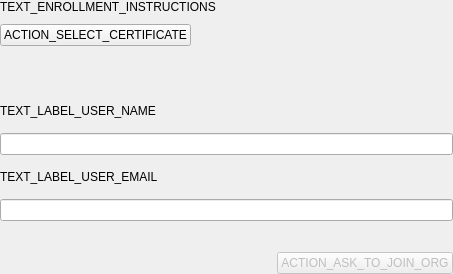
Above: parsec/core/gui/forms/enrollment_query_widget.ui from Scille/parsec-cloud before the change. Below: the same form after it.
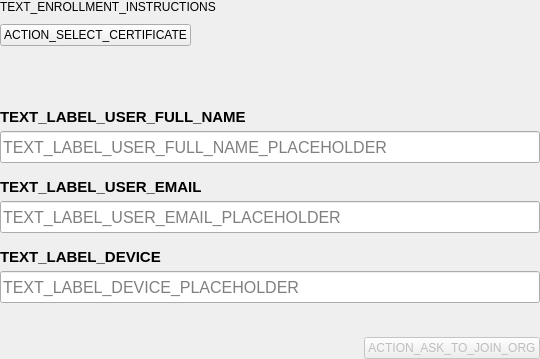
That is the form after the change. Custom widgets are drawn as their Qt base class.

Commit message: [GUI] Use the new API for pki enrollments

What changed in the file:
```diff
--- a/parsec/core/gui/forms/enrollment_query_widget.ui
+++ b/parsec/core/gui/forms/enrollment_query_widget.ui
@@ -6,8 +6,8 @@
    <rect>
     <x>0</x>
     <y>0</y>
-    <width>453</width>
-    <height>274</height>
+    <width>540</width>
+    <height>359</height>
    </rect>
   </property>
   <property name="windowTitle">
@@ -130,35 +130,128 @@
       </item>
       <item>
        <layout class="QVBoxLayout" name="verticalLayout_2">
+        <property name="spacing">
+         <number>5</number>
+        </property>
         <item>
          <widget class="QLabel" name="label_2">
+          <property name="font">
+           <font>
+            <pointsize>11</pointsize>
+            <weight>75</weight>
+            <bold>true</bold>
+           </font>
+          </property>
           <property name="text">
-           <string>TEXT_LABEL_USER_NAME</string>
+           <string>TEXT_LABEL_USER_FULL_NAME</string>
           </property>
          </widget>
         </item>
         <item>
-         <widget class="QLineEdit" name="line_edit_user_name">
+         <widget class="ValidatedLineEdit" name="line_edit_user_name">
+          <property name="minimumSize">
+           <size>
+            <width>0</width>
+            <height>32</height>
+           </size>
+          </property>
+          <property name="font">
+           <font>
+            <pointsize>12</pointsize>
+           </font>
+          </property>
           <property name="readOnly">
            <bool>true</bool>
           </property>
+          <property name="placeholderText">
+           <string>TEXT_LABEL_USER_FULL_NAME_PLACEHOLDER</string>
+          </property>
          </widget>
         </item>
        </layout>
       </item>
       <item>
        <layout class="QVBoxLayout" name="verticalLayout_3">
+        <property name="spacing">
+         <number>5</number>
+        </property>
         <item>
          <widget class="QLabel" name="label">
+          <property name="font">
+           <font>
+            <pointsize>11</pointsize>
+            <weight>75</weight>
+            <bold>true</bold>
+           </font>
+          </property>
           <property name="text">
            <string>TEXT_LABEL_USER_EMAIL</string>
           </property>
          </widget>
         </item>
         <item>
-         <widget class="QLineEdit" name="line_edit_user_email">
+         <widget class="ValidatedLineEdit" name="line_edit_user_email">
+          <property name="minimumSize">
+           <size>
+            <width>0</width>
+            <height>32</height>
+           </size>
+          </property>
+          <property name="font">
+           <font>
+            <pointsize>12</pointsize>
+           </font>
+          </property>
+          <property name="text">
+           <string/>
+          </property>
           <property name="readOnly">
            <bool>true</bool>
+          </property>
+          <property name="placeholderText">
+           <string>TEXT_LABEL_USER_EMAIL_PLACEHOLDER</string>
+          </property>
+         </widget>
+        </item>
+       </layout>
+      </item>
+      <item>
+       <layout class="QVBoxLayout" name="verticalLayout_5">
+        <property name="spacing">
+         <number>5</number>
+        </property>
+        <item>
+         <widget class="QLabel" name="label_4">
+          <property name="font">
+           <font>
+            <pointsize>11</pointsize>
+            <weight>75</weight>
+            <bold>true</bold>
+           </font>
+          </property>
+          <property name="text">
+           <string>TEXT_LABEL_DEVICE</string>
+          </property>
+         </widget>
+        </item>
+        <item>
+         <widget class="ValidatedLineEdit" name="line_edit_device">
+          <property name="minimumSize">
+           <size>
+            <width>0</width>
+            <height>32</height>
+           </size>
+          </property>
+          <property name="font">
+           <font>
+            <pointsize>12</pointsize>
+           </font>
+          </property>
+          <property name="text">
+           <string/>
+          </property>
+          <property name="placeholderText">
+           <string>TEXT_LABEL_DEVICE_PLACEHOLDER</string>
           </property>
          </widget>
         </item>
@@ -209,6 +302,13 @@
    </item>
   </layout>
  </widget>
+ <customwidgets>
+  <customwidget>
+   <class>ValidatedLineEdit</class>
+   <extends>QLineEdit</extends>
+   <header>parsec.core.gui.input_widgets</header>
+  </customwidget>
+ </customwidgets>
  <resources/>
  <connections/>
 </ui>
```
The commit also changes 8 other files.
